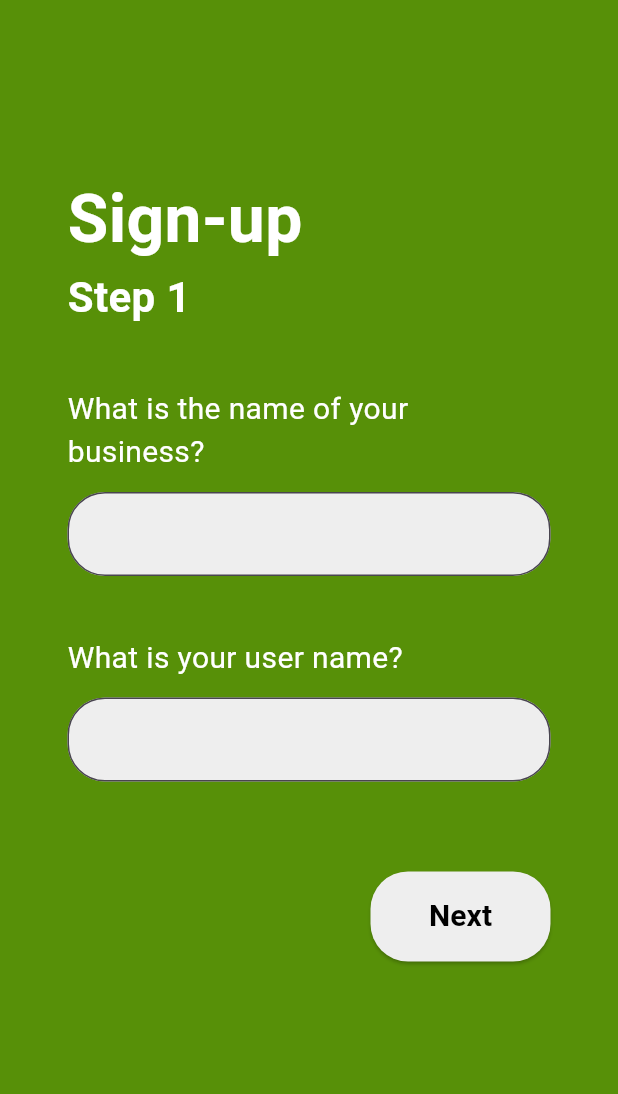
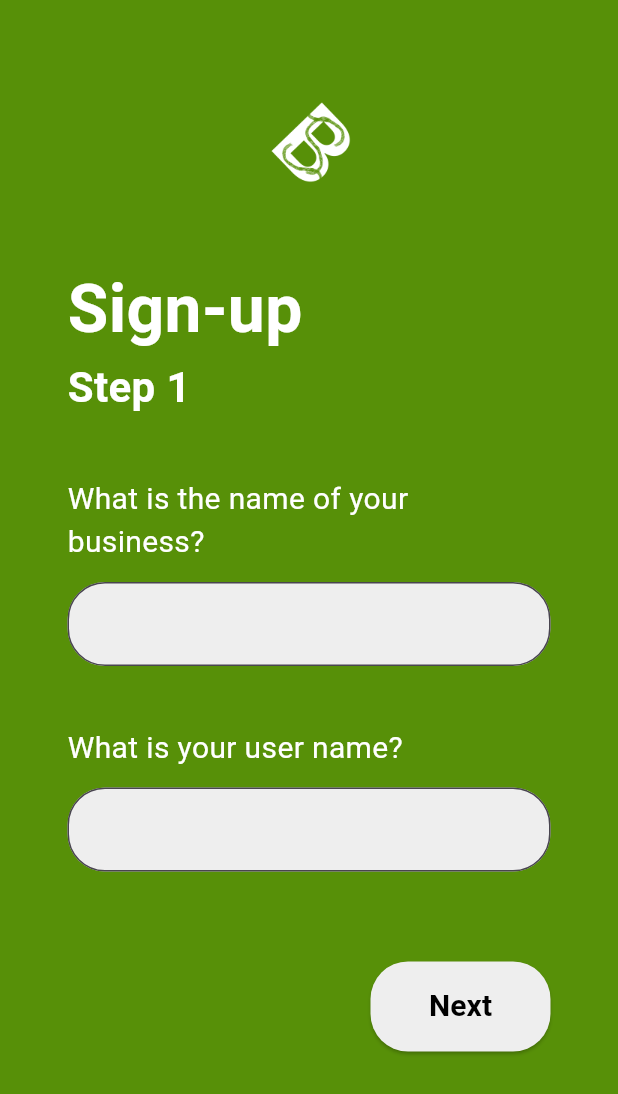
Before and after one commit to keanedalisay/cc206_benta, a Flutter app: the screen it shows after launch, on a phone screen of 412 x 824 dp. Shown: the top 1094 px of the screen. Run offline on Flutter 3.47's test engine with Material 3 defaults, Android fonts, the phone set to English and light mode, and no system bars.

Commit message:
Added Benta Logo on SignUp Page 1

```diff
--- a/lib/features/signup_page.dart
+++ b/lib/features/signup_page.dart
@@ -13,7 +13,18 @@ class SignUpPage extends StatelessWidget {
           crossAxisAlignment: CrossAxisAlignment.start,
           children: [
 
-            const SizedBox(height: 70),
+            Center(
+              child: Container(
+                width: 100,
+                height: 100,
+                child: Image.asset(
+                  'assets/images/benta_logo.png',
+                  fit: BoxFit.cover,
+                ),
+              ),
+            ),
+
+            const SizedBox(height: 30),
 
             const Text(
               'Sign-up',
```
